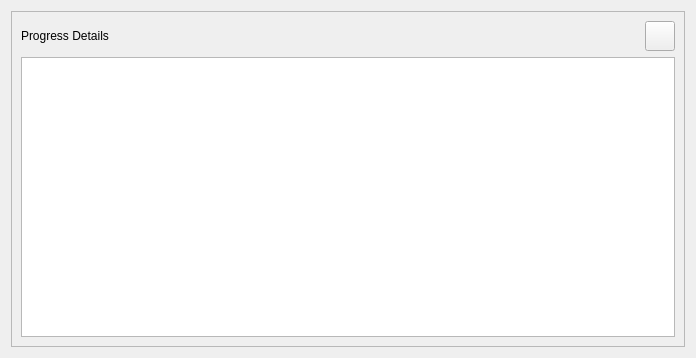
Before: the Qt Designer form resources/progress_details_widget.ui in shotgunsoftware/tk-multi-publish2, drawn with Qt 5.
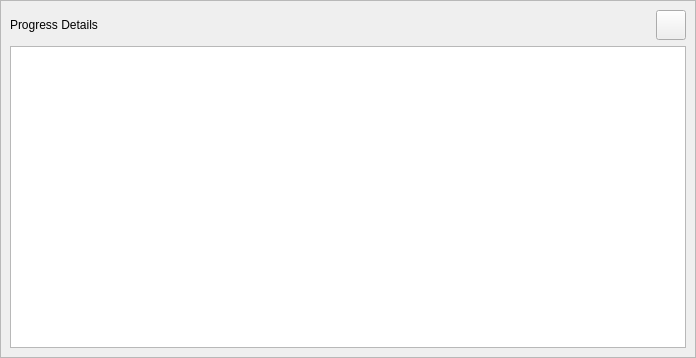
After: the same form once the commit is applied. Icons and pictures are not drawn.

Patch:
```diff
--- a/resources/progress_details_widget.ui
+++ b/resources/progress_details_widget.ui
@@ -14,6 +14,12 @@
    <string>Form</string>
   </property>
   <layout class="QVBoxLayout" name="verticalLayout">
+   <property name="spacing">
+    <number>0</number>
+   </property>
+   <property name="margin">
+    <number>0</number>
+   </property>
    <item>
     <widget class="QFrame" name="progress_frame">
      <property name="frameShape">
```
